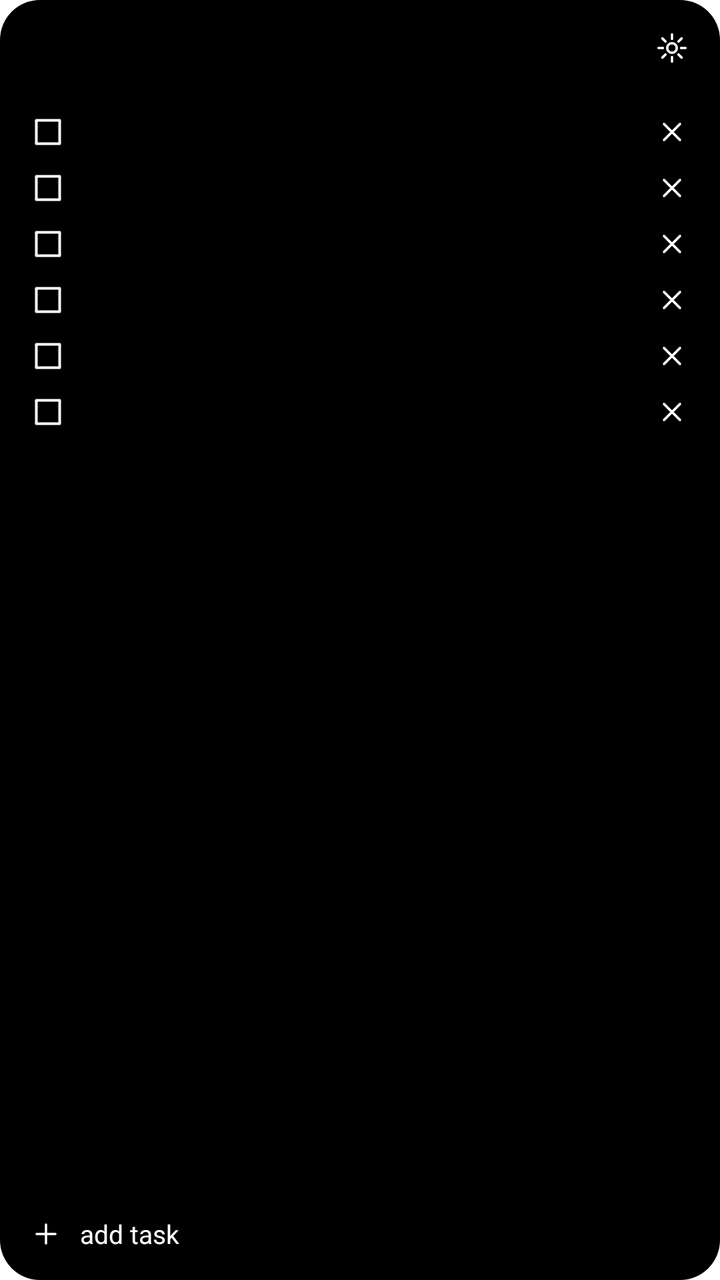
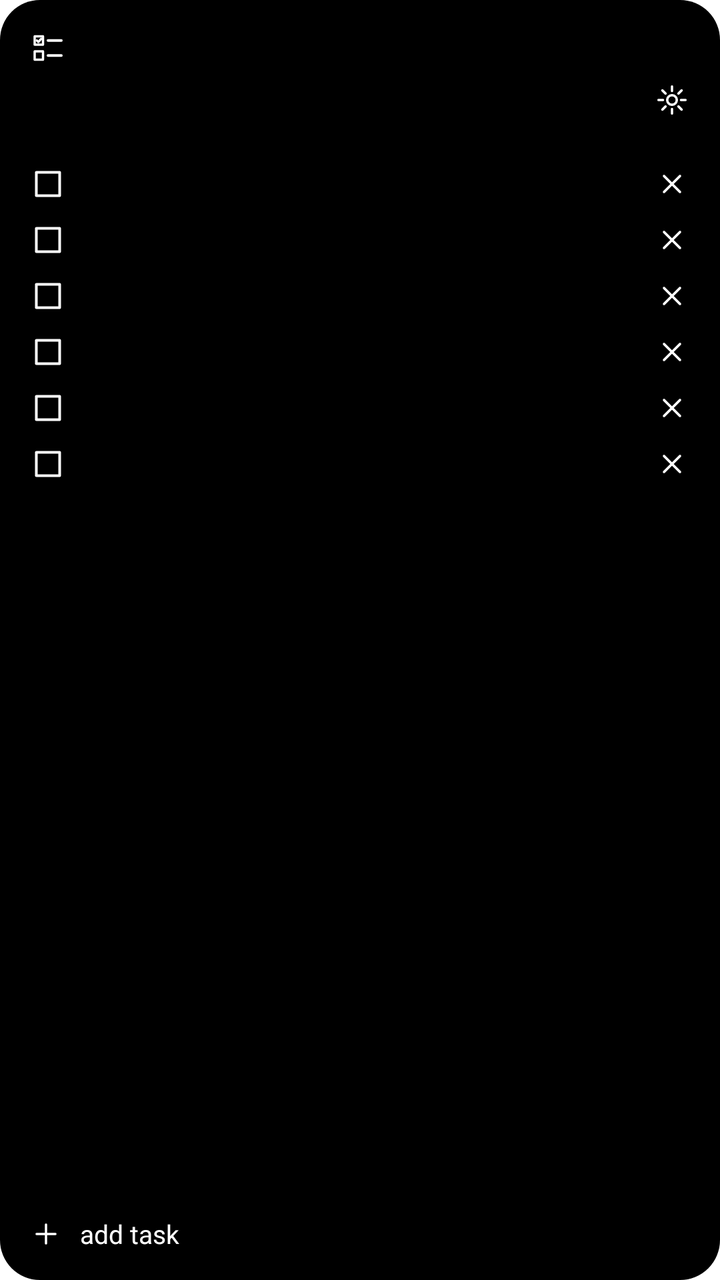

An Android layout rendered at two revisions. The XML below is the earlier revision; the diff shows what the commit changed to produce the second picture.
<!-- AndroidManifest.xml: fallback theme Theme.MaterialComponents.DayNight.NoActionBar -->
<!-- res/layout/widget_tasks.xml -->
<?xml version="1.0" encoding="utf-8"?>
<FrameLayout xmlns:android="http://schemas.android.com/apk/res/android"
    android:id="@+id/widget_root"
    android:layout_width="match_parent"
    android:layout_height="match_parent"
    android:background="@drawable/widget_rounded_background">

    <ImageView
        android:id="@+id/widget_bg"
        android:layout_width="match_parent"
        android:layout_height="match_parent"
        android:scaleType="fitXY" />

    <LinearLayout
        android:layout_width="match_parent"
        android:layout_height="match_parent"
        android:orientation="vertical"
        android:padding="14dp">

        <LinearLayout
            android:layout_width="match_parent"
            android:layout_height="wrap_content"
            android:orientation="horizontal"
            android:gravity="center_vertical">
            <TextView
                android:id="@+id/widget_header"
                android:layout_width="0dp"
                android:layout_weight="1"
                android:layout_height="wrap_content"
                android:textSize="14sp"
                android:maxLines="1"
                android:ellipsize="end"
                android:textColor="#FFFFFFFF" />
            <ImageView
                android:id="@+id/widget_settings"
                android:layout_width="20dp"
                android:layout_height="20dp"
                android:padding="1dp"
                android:src="@drawable/ic_widget_settings" />
        </LinearLayout>

        <ProgressBar
            android:id="@+id/widget_progress"
            style="?android:attr/progressBarStyleHorizontal"
            android:layout_width="match_parent"
            android:layout_height="6dp"
            android:layout_marginTop="6dp"
            android:max="100" />

        <TextView
            android:id="@+id/widget_empty"
            android:layout_width="match_parent"
            android:layout_height="0dp"
            android:layout_weight="1"
            android:gravity="center"
            android:text="no tasks yet — tap ＋ add task below"
            android:textSize="13sp"
            android:visibility="gone"
            android:textColor="#FFFFFFFF" />

        <LinearLayout
            android:id="@+id/widget_task_row_0"
            android:layout_width="match_parent"
            android:layout_height="wrap_content"
            android:layout_marginTop="10dp"
            android:orientation="horizontal"
            android:gravity="center_vertical">
            <ImageView android:id="@+id/widget_task_check_0" android:layout_width="20dp" android:layout_height="20dp" android:src="@drawable/ic_widget_checkbox_unchecked" />
            <TextView android:id="@+id/widget_task_text_0" android:layout_width="0dp" android:layout_weight="1" android:layout_height="wrap_content" android:layout_marginStart="10dp" android:textSize="14sp" android:maxLines="1" android:ellipsize="end" android:textColor="#FFFFFFFF" />
            <ImageView android:id="@+id/widget_task_delete_0" android:layout_width="20dp" android:layout_height="20dp" android:padding="2dp" android:layout_marginStart="4dp" android:src="@drawable/ic_widget_delete" />
        </LinearLayout>

        <LinearLayout
            android:id="@+id/widget_task_row_1"
            android:layout_width="match_parent"
            android:layout_height="wrap_content"
            android:layout_marginTop="8dp"
            android:orientation="horizontal"
            android:gravity="center_vertical">
            <ImageView android:id="@+id/widget_task_check_1" android:layout_width="20dp" android:layout_height="20dp" android:src="@drawable/ic_widget_checkbox_unchecked" />
            <TextView android:id="@+id/widget_task_text_1" android:layout_width="0dp" android:layout_weight="1" android:layout_height="wrap_content" android:layout_marginStart="10dp" android:textSize="14sp" android:maxLines="1" android:ellipsize="end" android:textColor="#FFFFFFFF" />
            <ImageView android:id="@+id/widget_task_delete_1" android:layout_width="20dp" android:layout_height="20dp" android:padding="2dp" android:layout_marginStart="4dp" android:src="@drawable/ic_widget_delete" />
        </LinearLayout>

        <LinearLayout
            android:id="@+id/widget_task_row_2"
            android:layout_width="match_parent"
            android:layout_height="wrap_content"
            android:layout_marginTop="8dp"
            android:orientation="horizontal"
            android:gravity="center_vertical">
            <ImageView android:id="@+id/widget_task_check_2" android:layout_width="20dp" android:layout_height="20dp" android:src="@drawable/ic_widget_checkbox_unchecked" />
            <TextView android:id="@+id/widget_task_text_2" android:layout_width="0dp" android:layout_weight="1" android:layout_height="wrap_content" android:layout_marginStart="10dp" android:textSize="14sp" android:maxLines="1" android:ellipsize="end" android:textColor="#FFFFFFFF" />
            <ImageView android:id="@+id/widget_task_delete_2" android:layout_width="20dp" android:layout_height="20dp" android:padding="2dp" android:layout_marginStart="4dp" android:src="@drawable/ic_widget_delete" />
        </LinearLayout>

        <LinearLayout
            android:id="@+id/widget_task_row_3"
            android:layout_width="match_parent"
            android:layout_height="wrap_content"
            android:layout_marginTop="8dp"
            android:orientation="horizontal"
            android:gravity="center_vertical">
            <ImageView android:id="@+id/widget_task_check_3" android:layout_width="20dp" android:layout_height="20dp" android:src="@drawable/ic_widget_checkbox_unchecked" />
            <TextView android:id="@+id/widget_task_text_3" android:layout_width="0dp" android:layout_weight="1" android:layout_height="wrap_content" android:layout_marginStart="10dp" android:textSize="14sp" android:maxLines="1" android:ellipsize="end" android:textColor="#FFFFFFFF" />
            <ImageView android:id="@+id/widget_task_delete_3" android:layout_width="20dp" android:layout_height="20dp" android:padding="2dp" android:layout_marginStart="4dp" android:src="@drawable/ic_widget_delete" />
        </LinearLayout>

        <LinearLayout
            android:id="@+id/widget_task_row_4"
            android:layout_width="match_parent"
            android:layout_height="wrap_content"
            android:layout_marginTop="8dp"
            android:orientation="horizontal"
            android:gravity="center_vertical">
            <ImageView android:id="@+id/widget_task_check_4" android:layout_width="20dp" android:layout_height="20dp" android:src="@drawable/ic_widget_checkbox_unchecked" />
            <TextView android:id="@+id/widget_task_text_4" android:layout_width="0dp" android:layout_weight="1" android:layout_height="wrap_content" android:layout_marginStart="10dp" android:textSize="14sp" android:maxLines="1" android:ellipsize="end" android:textColor="#FFFFFFFF" />
            <ImageView android:id="@+id/widget_task_delete_4" android:layout_width="20dp" android:layout_height="20dp" android:padding="2dp" android:layout_marginStart="4dp" android:src="@drawable/ic_widget_delete" />
        </LinearLayout>

        <LinearLayout
            android:id="@+id/widget_task_row_5"
            android:layout_width="match_parent"
            android:layout_height="wrap_content"
            android:layout_marginTop="8dp"
            android:orientation="horizontal"
            android:gravity="center_vertical">
            <ImageView android:id="@+id/widget_task_check_5" android:layout_width="20dp" android:layout_height="20dp" android:src="@drawable/ic_widget_checkbox_unchecked" />
            <TextView android:id="@+id/widget_task_text_5" android:layout_width="0dp" android:layout_weight="1" android:layout_height="wrap_content" android:layout_marginStart="10dp" android:textSize="14sp" android:maxLines="1" android:ellipsize="end" android:textColor="#FFFFFFFF" />
            <ImageView android:id="@+id/widget_task_delete_5" android:layout_width="20dp" android:layout_height="20dp" android:padding="2dp" android:layout_marginStart="4dp" android:src="@drawable/ic_widget_delete" />
        </LinearLayout>

        <LinearLayout
            android:layout_width="match_parent"
            android:layout_height="0dp"
            android:layout_weight="1" />

        <LinearLayout
            android:id="@+id/widget_add_row"
            android:layout_width="match_parent"
            android:layout_height="wrap_content"
            android:layout_marginTop="8dp"
            android:orientation="horizontal"
            android:gravity="center_vertical">
            <ImageView android:id="@+id/widget_add_icon" android:layout_width="18dp" android:layout_height="18dp" android:padding="1dp" android:src="@drawable/ic_widget_add" />
            <TextView
                android:id="@+id/widget_add_label"
                android:layout_width="wrap_content"
                android:layout_height="wrap_content"
                android:layout_marginStart="8dp"
                android:text="add task"
                android:textSize="13sp"
                android:textColor="#FFFFFFFF" />
        </LinearLayout>

    </LinearLayout>

</FrameLayout>
<!-- resources referenced by this layout -->
<resources>
  <!-- drawable ic_widget_add (drawable) -->
  <?xml version="1.0" encoding="utf-8"?>
  <vector xmlns:android="http://schemas.android.com/apk/res/android"
      android:width="24dp"
      android:height="24dp"
      android:viewportWidth="24"
      android:viewportHeight="24">
      <path
          android:pathData="M12 5v14M5 12h14"
          android:strokeColor="#FFFFFFFF"
          android:strokeWidth="1.8"
          android:strokeLineCap="round"
          android:strokeLineJoin="round" />
  </vector>
  <!-- drawable ic_widget_checkbox_unchecked (drawable) -->
  <?xml version="1.0" encoding="utf-8"?>
  <vector xmlns:android="http://schemas.android.com/apk/res/android"
      android:width="24dp"
      android:height="24dp"
      android:viewportWidth="24"
      android:viewportHeight="24">
      <path
          android:pathData="M5 5h14v14h-14z"
          android:strokeColor="#FFFFFFFF"
          android:strokeWidth="1.6"
          android:strokeLineJoin="round" />
  </vector>
  <!-- drawable ic_widget_delete (drawable) -->
  <?xml version="1.0" encoding="utf-8"?>
  <vector xmlns:android="http://schemas.android.com/apk/res/android"
      android:width="24dp"
      android:height="24dp"
      android:viewportWidth="24"
      android:viewportHeight="24">
      <path
          android:pathData="M6 6l12 12M18 6l-12 12"
          android:strokeColor="#FFFFFFFF"
          android:strokeWidth="1.8"
          android:strokeLineCap="round"
          android:strokeLineJoin="round" />
  </vector>
  <!-- drawable ic_widget_settings (drawable) -->
  <?xml version="1.0" encoding="utf-8"?>
  <vector xmlns:android="http://schemas.android.com/apk/res/android"
      android:width="24dp"
      android:height="24dp"
      android:viewportWidth="24"
      android:viewportHeight="24">
      <path
          android:pathData="M8.8 12a3.2 3.2 0 1 0 6.4 0a3.2 3.2 0 1 0 -6.4 0"
          android:strokeColor="#FFFFFFFF"
          android:strokeWidth="1.6"
          android:strokeLineCap="round"
          android:strokeLineJoin="round" />
      <path
          android:pathData="M12 3v3M12 18v3M3 12h3M18 12h3M5.6 5.6l2.1 2.1M16.3 16.3l2.1 2.1M18.4 5.6l-2.1 2.1M7.7 16.3l-2.1 2.1"
          android:strokeColor="#FFFFFFFF"
          android:strokeWidth="1.6"
          android:strokeLineCap="round"
          android:strokeLineJoin="round" />
  </vector>
  <!-- drawable widget_rounded_background (drawable) -->
  <?xml version="1.0" encoding="utf-8"?>
  <shape xmlns:android="http://schemas.android.com/apk/res/android"
      android:shape="rectangle">
      <corners android:radius="20dp" />
      <solid android:color="#000000" />
  </shape>
</resources>

<!-- the commit's change to res/layout/widget_tasks.xml (unified diff, before → after) -->
@@ -16,6 +16,13 @@
         android:layout_height="match_parent"
         android:orientation="vertical"
         android:padding="14dp">
+
+        <ImageView
+            android:id="@+id/widget_icon"
+            android:layout_width="20dp"
+            android:layout_height="20dp"
+            android:layout_marginBottom="6dp"
+            android:src="@drawable/ic_widget_tasks" />
 
         <LinearLayout
             android:layout_width="match_parent"
<!-- resource entries referenced after the edit -->
@@ -61,6 +61,40 @@
           android:strokeLineCap="round"
           android:strokeLineJoin="round" />
   </vector>
+  <!-- drawable ic_widget_tasks (drawable) -->
+  <?xml version="1.0" encoding="utf-8"?>
+  <vector xmlns:android="http://schemas.android.com/apk/res/android"
+      android:width="24dp"
+      android:height="24dp"
+      android:viewportWidth="24"
+      android:viewportHeight="24">
+      <path
+          android:pathData="M4 5h5v5h-5z"
+          android:strokeColor="#FFFFFFFF"
+          android:strokeWidth="1.4"
+          android:strokeLineJoin="round" />
+      <path
+          android:pathData="M5.3 7.5l0.9 0.9 1.7 -1.9"
+          android:strokeColor="#FFFFFFFF"
+          android:strokeWidth="1.4"
+          android:strokeLineCap="round"
+          android:strokeLineJoin="round" />
+      <path
+          android:pathData="M12 7.5h8"
+          android:strokeColor="#FFFFFFFF"
+          android:strokeWidth="1.6"
+          android:strokeLineCap="round" />
+      <path
+          android:pathData="M4 14h5v5h-5z"
+          android:strokeColor="#FFFFFFFF"
+          android:strokeWidth="1.4"
+          android:strokeLineJoin="round" />
+      <path
+          android:pathData="M12 16.5h8"
+          android:strokeColor="#FFFFFFFF"
+          android:strokeWidth="1.6"
+          android:strokeLineCap="round" />
+  </vector>
   <!-- drawable widget_rounded_background (drawable) -->
   <?xml version="1.0" encoding="utf-8"?>
   <shape xmlns:android="http://schemas.android.com/apk/res/android"
